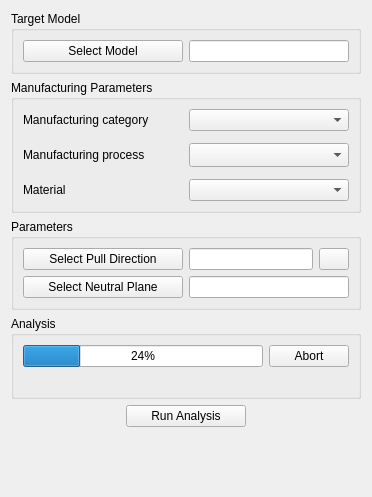
Above: freecad/DFM/gui/resources/ui/task_setup.ui from ryankembrey/FreeCAD-DFM-Workbench before the change. Below: the same form after it.
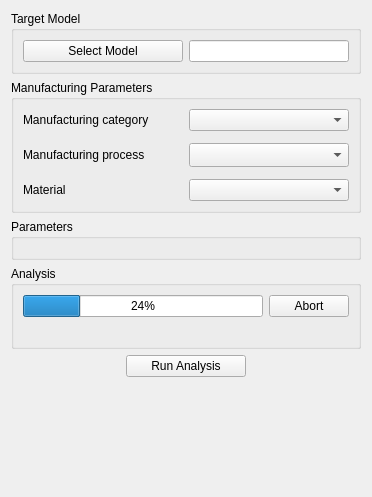
That is the form after the change.

Patch:
```diff
--- a/freecad/DFM/gui/resources/ui/task_setup.ui
+++ b/freecad/DFM/gui/resources/ui/task_setup.ui
@@ -129,69 +129,7 @@
      <property name="title">
       <string>Parameters</string>
      </property>
-     <layout class="QVBoxLayout" name="verticalLayout_3">
-      <item>
-       <layout class="QHBoxLayout" name="horizontalLayout_4" stretch="1,1">
-        <item>
-         <widget class="QPushButton" name="pbPullDir">
-          <property name="toolTip">
-           <string>Defines the ejection or removal direction based on a face or edge</string>
-          </property>
-          <property name="text">
-           <string>Select Pull Direction</string>
-          </property>
-         </widget>
-        </item>
-        <item>
-         <layout class="QHBoxLayout" name="horizontalLayout_2">
-          <item>
-           <widget class="QLineEdit" name="lePullDir">
-            <property name="toolTip">
-             <string>&lt;html&gt;&lt;head/&gt;&lt;body&gt;&lt;p&gt;The pull direction of the design&lt;/p&gt;&lt;/body&gt;&lt;/html&gt;</string>
-            </property>
-           </widget>
-          </item>
-          <item>
-           <widget class="QPushButton" name="pbFlipPullDir">
-            <property name="maximumSize">
-             <size>
-              <width>30</width>
-              <height>16777215</height>
-             </size>
-            </property>
-            <property name="toolTip">
-             <string>Reverses the pull direction</string>
-            </property>
-            <property name="text">
-             <string/>
-            </property>
-           </widget>
-          </item>
-         </layout>
-        </item>
-       </layout>
-      </item>
-      <item>
-       <layout class="QHBoxLayout" name="horizontalLayout_3" stretch="1,1">
-        <property name="sizeConstraint">
-         <enum>QLayout::SizeConstraint::SetMaximumSize</enum>
-        </property>
-        <item>
-         <widget class="QPushButton" name="pbNPlane">
-          <property name="toolTip">
-           <string>Defines the stationary reference plane for analysis</string>
-          </property>
-          <property name="text">
-           <string>Select Neutral Plane</string>
-          </property>
-         </widget>
-        </item>
-        <item>
-         <widget class="QLineEdit" name="leNPlane"/>
-        </item>
-       </layout>
-      </item>
-     </layout>
+     <layout class="QVBoxLayout" name="verticalLayout_3"/>
     </widget>
    </item>
    <item>
```
